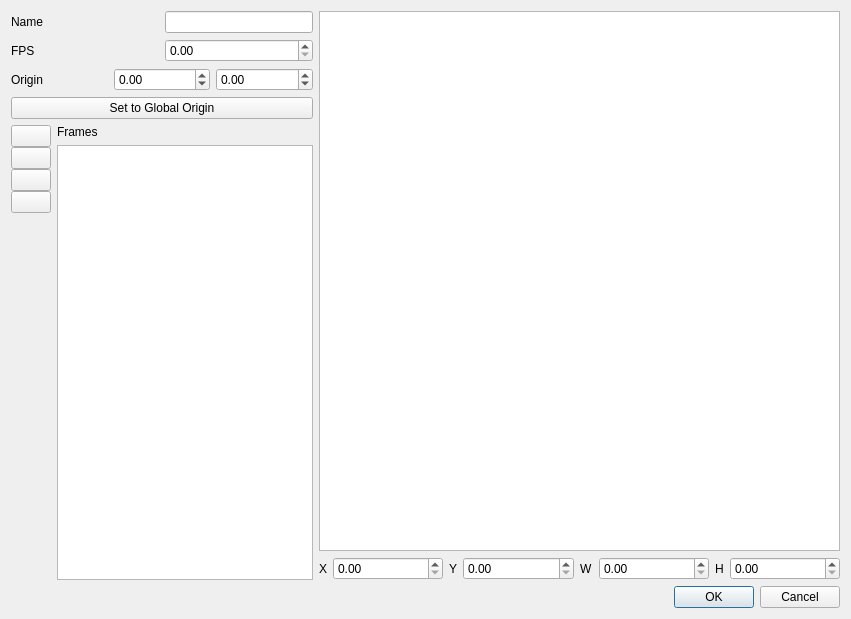
Before: the Qt Designer form tools/def_editor/ui/clipdialog.ui in aleios/SpaceProjectDreamcast, drawn with Qt 5.
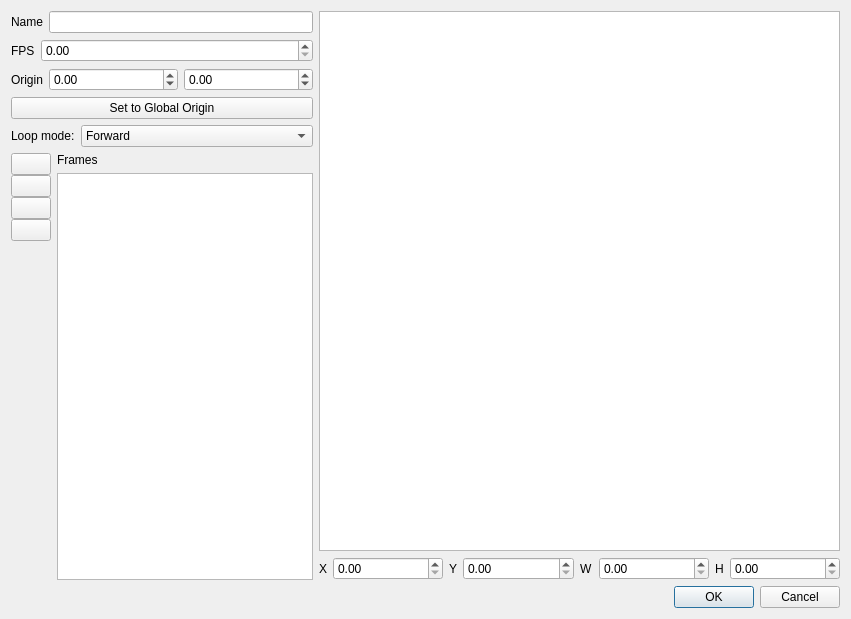
After: the same form once the commit is applied. Icons and pictures are not drawn. Custom widgets are drawn as their Qt base class.

Patch:
```diff
--- a/tools/def_editor/ui/clipdialog.ui
+++ b/tools/def_editor/ui/clipdialog.ui
@@ -15,13 +15,19 @@
   </property>
   <layout class="QGridLayout" name="gridLayout">
    <item row="0" column="0">
-    <layout class="QHBoxLayout" name="horizontalLayout_6">
+    <layout class="QHBoxLayout" name="horizontalLayout_7">
      <item>
       <layout class="QVBoxLayout" name="verticalLayout_5">
        <item>
         <layout class="QHBoxLayout" name="horizontalLayout_2">
          <item>
           <widget class="QLabel" name="label_3">
+           <property name="sizePolicy">
+            <sizepolicy hsizetype="Fixed" vsizetype="Preferred">
+             <horstretch>0</horstretch>
+             <verstretch>0</verstretch>
+            </sizepolicy>
+           </property>
            <property name="text">
             <string>Name</string>
            </property>
@@ -43,6 +49,12 @@
         <layout class="QHBoxLayout" name="horizontalLayout">
          <item>
           <widget class="QLabel" name="label">
+           <property name="sizePolicy">
+            <sizepolicy hsizetype="Fixed" vsizetype="Preferred">
+             <horstretch>0</horstretch>
+             <verstretch>0</verstretch>
+            </sizepolicy>
+           </property>
            <property name="text">
             <string>FPS</string>
            </property>
@@ -59,6 +71,12 @@
           <layout class="QHBoxLayout" name="horizontalLayout_4">
            <item>
             <widget class="QLabel" name="label_8">
+             <property name="sizePolicy">
+              <sizepolicy hsizetype="Fixed" vsizetype="Preferred">
+               <horstretch>0</horstretch>
+               <verstretch>0</verstretch>
+              </sizepolicy>
+             </property>
              <property name="text">
               <string>Origin</string>
              </property>
@@ -95,6 +113,42 @@
          </item>
         </layout>
        </item>
+       <item>
+        <layout class="QHBoxLayout" name="horizontalLayout_6">
+         <item>
+          <widget class="QLabel" name="label_9">
+           <property name="sizePolicy">
+            <sizepolicy hsizetype="Fixed" vsizetype="Preferred">
+             <horstretch>0</horstretch>
+             <verstretch>0</verstretch>
+            </sizepolicy>
+           </property>
+           <property name="text">
+            <string>Loop mode:</string>
+           </property>
+          </widget>
+         </item>
+         <item>
+          <widget class="QComboBox" name="cbLoopMode">
+           <item>
+            <property name="text">
+             <string>Forward</string>
+            </property>
+           </item>
+           <item>
+            <property name="text">
+             <string>Backward</string>
+            </property>
+           </item>
+           <item>
+            <property name="text">
+             <string>Ping Pong</string>
+            </property>
+           </item>
+          </widget>
+         </item>
+        </layout>
+       </item>
        <item>
         <layout class="QHBoxLayout" name="horizontalLayout_5">
          <item>
```
